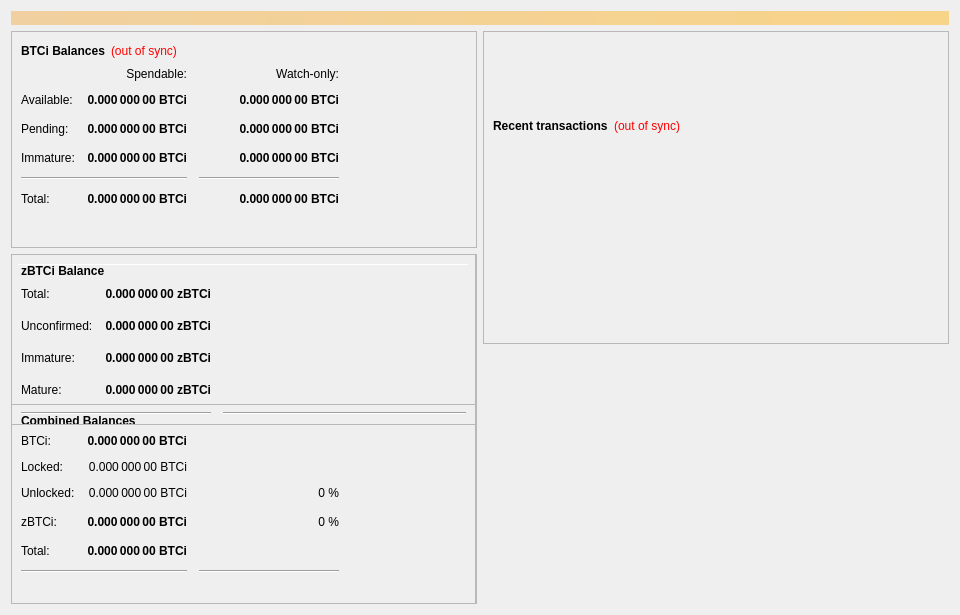
Old version of the form src/qt/forms/overviewpage.ui in the repository BTCIncognito/bitcoinincognito.
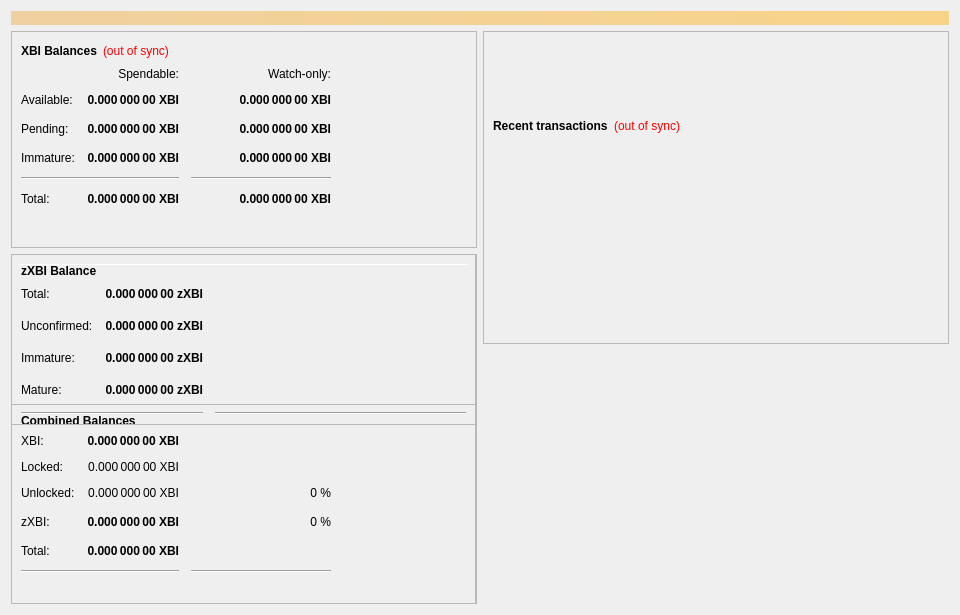
New version of the form.

What changed in the file:
```diff
--- a/src/qt/forms/overviewpage.ui
+++ b/src/qt/forms/overviewpage.ui
@@ -60,7 +60,7 @@
                </font>
               </property>
               <property name="text">
-               <string>BTCi Balances</string>
+               <string>XBI Balances</string>
               </property>
              </widget>
             </item>
@@ -118,7 +118,7 @@
                <string>Unconfirmed transactions to watch-only addresses</string>
               </property>
               <property name="text">
-               <string notr="true">0.000 000 00 BTCi</string>
+               <string notr="true">0.000 000 00 XBI</string>
               </property>
               <property name="alignment">
                <set>Qt::AlignRight|Qt::AlignTrailing|Qt::AlignVCenter</set>
@@ -143,7 +143,7 @@
                <string>Total of transactions that have yet to be confirmed, and do not yet count toward the spendable balance</string>
               </property>
               <property name="text">
-               <string notr="true">0.000 000 00 BTCi</string>
+               <string notr="true">0.000 000 00 XBI</string>
               </property>
               <property name="alignment">
                <set>Qt::AlignRight|Qt::AlignTrailing|Qt::AlignVCenter</set>
@@ -168,7 +168,7 @@
                <string>Staked or masternode rewards in watch-only addresses that has not yet matured</string>
               </property>
               <property name="text">
-               <string notr="true">0.000 000 00 BTCi</string>
+               <string notr="true">0.000 000 00 XBI</string>
               </property>
               <property name="alignment">
                <set>Qt::AlignRight|Qt::AlignTrailing|Qt::AlignVCenter</set>
@@ -226,7 +226,7 @@
                <string>Staked or masternode rewards that has not yet matured</string>
               </property>
               <property name="text">
-               <string notr="true">0.000 000 00 BTCi</string>
+               <string notr="true">0.000 000 00 XBI</string>
               </property>
               <property name="alignment">
                <set>Qt::AlignRight|Qt::AlignTrailing|Qt::AlignVCenter</set>
@@ -271,7 +271,7 @@
                <string>Your current total balance</string>
               </property>
               <property name="text">
-               <string notr="true">0.000 000 00 BTCi</string>
+               <string notr="true">0.000 000 00 XBI</string>
               </property>
               <property name="alignment">
                <set>Qt::AlignRight|Qt::AlignTrailing|Qt::AlignVCenter</set>
@@ -296,7 +296,7 @@
                <string>Current total balance in watch-only addresses</string>
               </property>
               <property name="text">
-               <string notr="true">0.000 000 00 BTCi</string>
+               <string notr="true">0.000 000 00 XBI</string>
               </property>
               <property name="alignment">
                <set>Qt::AlignRight|Qt::AlignTrailing|Qt::AlignVCenter</set>
@@ -338,7 +338,7 @@
                <string>Your current spendable balance</string>
               </property>
               <property name="text">
-               <string notr="true">0.000 000 00 BTCi</string>
+               <string notr="true">0.000 000 00 XBI</string>
               </property>
               <property name="alignment">
                <set>Qt::AlignRight|Qt::AlignTrailing|Qt::AlignVCenter</set>
@@ -363,7 +363,7 @@
                <string>Your current balance in watch-only addresses</string>
               </property>
               <property name="text">
-               <string notr="true">0.000 000 00 BTCi</string>
+               <string notr="true">0.000 000 00 XBI</string>
               </property>
               <property name="alignment">
                <set>Qt::AlignRight|Qt::AlignTrailing|Qt::AlignVCenter</set>
@@ -963,7 +963,7 @@
                 <string>Total of transactions that have yet to be confirmed, and do not yet count toward the spendable balance</string>
                </property>
                <property name="text">
-                <string notr="true">0.000 000 00 BTCi</string>
+                <string notr="true">0.000 000 00 XBI</string>
                </property>
                <property name="alignment">
                 <set>Qt::AlignRight|Qt::AlignTrailing|Qt::AlignVCenter</set>
@@ -988,7 +988,7 @@
                 <string>Total Balance, including unconfirmed and immature coins.</string>
                </property>
                <property name="text">
-                <string notr="true">0.000 000 00 BTCi</string>
+                <string notr="true">0.000 000 00 XBI</string>
                </property>
                <property name="alignment">
                 <set>Qt::AlignRight|Qt::AlignTrailing|Qt::AlignVCenter</set>
@@ -1021,7 +1021,7 @@
              <item row="1" column="0">
               <widget class="QLabel" name="labelBalanceTextz">
                <property name="text">
-                <string>BTCi:</string>
+                <string>XBI:</string>
                </property>
               </widget>
              </item>
@@ -1040,7 +1040,7 @@
                 <string>Your current spendable balance</string>
                </property>
                <property name="text">
-                <string notr="true">0.000 000 00 BTCi</string>
+                <string notr="true">0.000 000 00 XBI</string>
                </property>
                <property name="alignment">
                 <set>Qt::AlignRight|Qt::AlignTrailing|Qt::AlignVCenter</set>
@@ -1056,7 +1056,7 @@
                 <string/>
                </property>
                <property name="text">
-                <string>zBTCi:</string>
+                <string>zXBI:</string>
                </property>
               </widget>
              </item>
@@ -1090,7 +1090,7 @@
                 <string>Locked BTCi or Masternode collaterals. These are excluded from zBTCi minting.</string>
                </property>
                <property name="text">
-                <string>0.000 000 00 BTCi</string>
+                <string>0.000 000 00 XBI</string>
                </property>
                <property name="alignment">
                 <set>Qt::AlignRight|Qt::AlignTrailing|Qt::AlignVCenter</set>
@@ -1123,7 +1123,7 @@
                 <string>Unlocked BTCis. These can be used for zBTCi minting.</string>
                </property>
                <property name="text">
-                <string>0.000 000 00 BTCi</string>
+                <string>0.000 000 00 XBI</string>
                </property>
                <property name="alignment">
                 <set>Qt::AlignRight|Qt::AlignTrailing|Qt::AlignVCenter</set>
@@ -1190,7 +1190,7 @@
                 </font>
                </property>
                <property name="text">
-                <string>zBTCi Balance</string>
+                <string>zXBI Balance</string>
                </property>
               </widget>
              </item>
@@ -1234,7 +1234,7 @@
                 <string>All available zBTCi, unconfirmed and immature zBTCi included.</string>
                </property>
                <property name="text">
-                <string notr="true">0.000 000 00 zBTCi</string>
+                <string notr="true">0.000 000 00 zXBI</string>
                </property>
                <property name="alignment">
                 <set>Qt::AlignRight|Qt::AlignTrailing|Qt::AlignVCenter</set>
@@ -1312,7 +1312,7 @@
 These zBTCi are spendable.</string>
                </property>
                <property name="text">
-                <string>0.000 000 00 zBTCi</string>
+                <string>0.000 000 00 zXBI</string>
                </property>
                <property name="alignment">
                 <set>Qt::AlignRight|Qt::AlignTrailing|Qt::AlignVCenter</set>
@@ -1343,7 +1343,7 @@
 Immature: confirmed, but less than 1 mints of the same denomination after it was minted</string>
                </property>
                <property name="text">
-                <string>0.000 000 00 zBTCi</string>
+                <string>0.000 000 00 zXBI</string>
                </property>
                <property name="alignment">
                 <set>Qt::AlignRight|Qt::AlignTrailing|Qt::AlignVCenter</set>
@@ -1387,7 +1387,7 @@
 Immature: confirmed, but less than 1 mints of the same denomination after it was minted</string>
                </property>
                <property name="text">
-                <string>0.000 000 00 zBTCi</string>
+                <string>0.000 000 00 zXBI</string>
                </property>
                <property name="alignment">
                 <set>Qt::AlignRight|Qt::AlignTrailing|Qt::AlignVCenter</set>
```
Left out of the diff: 26 changed lines with no effect on the pictures.
